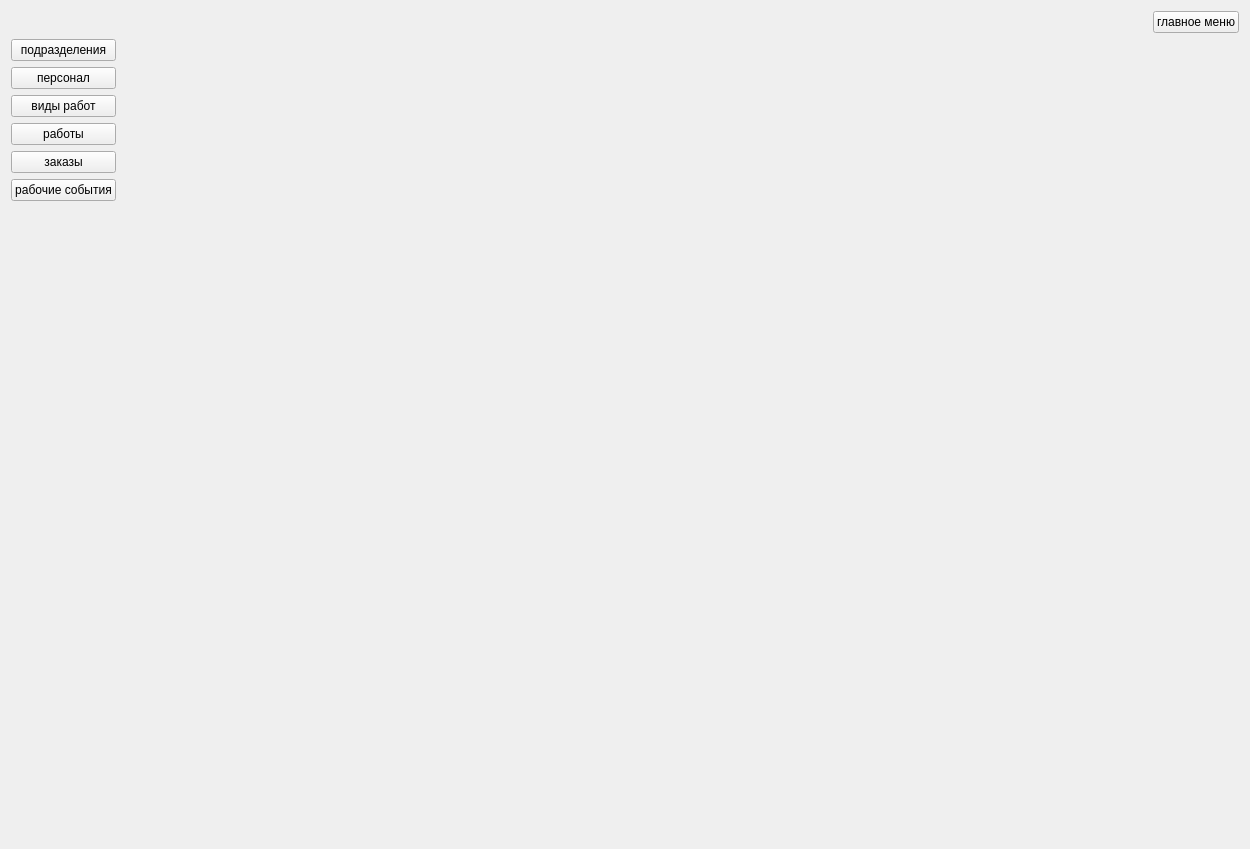
Old version of the form qt_assets/qt_forms/ui_report_generation_widget.ui in the repository kiadreams/work_assistent.
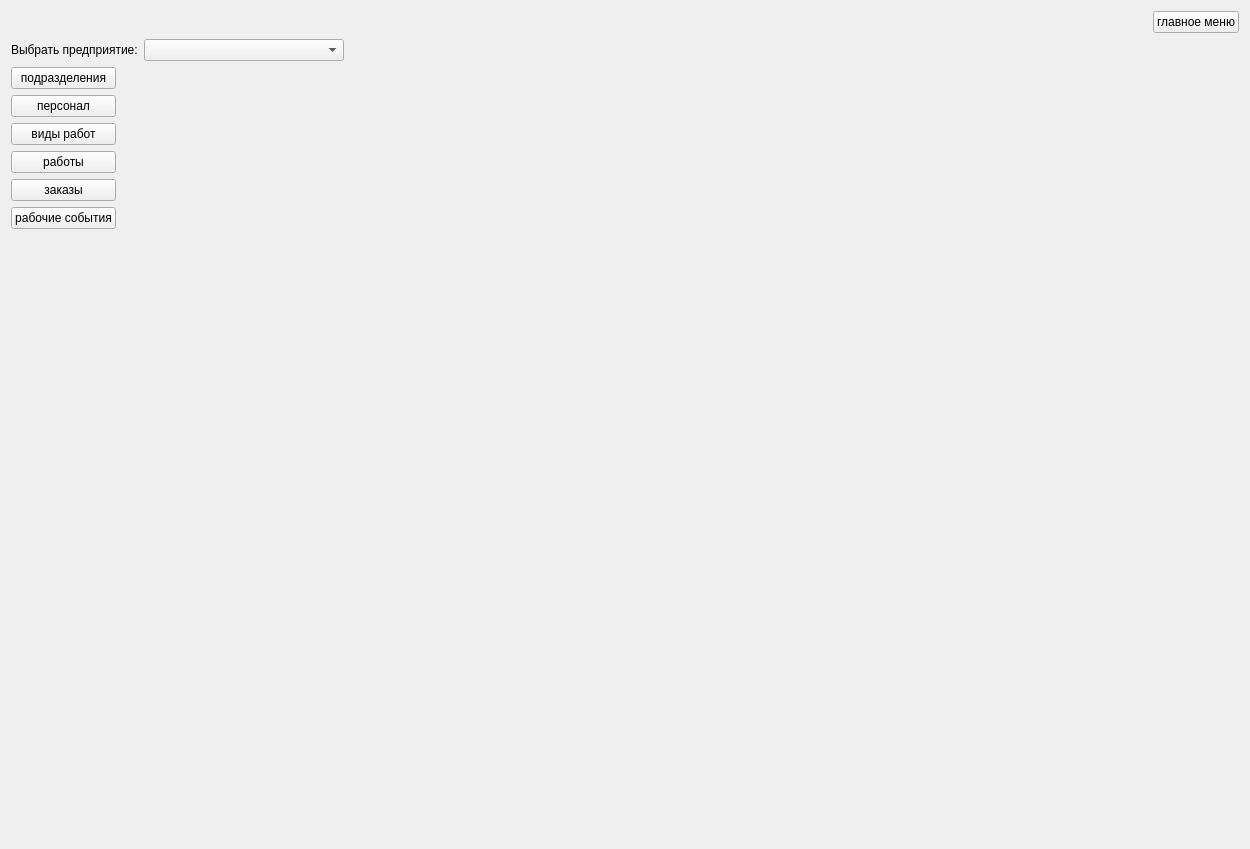
New version of the form.

What changed in the file:
```diff
--- a/qt_assets/qt_forms/ui_report_generation_widget.ui
+++ b/qt_assets/qt_forms/ui_report_generation_widget.ui
@@ -13,8 +13,10 @@
   <property name="windowTitle">
    <string>Form</string>
   </property>
-  <layout class="QGridLayout" name="gridLayout">
-   <item row="0" column="0">
+  <layout class="QVBoxLayout" name="verticalLayout_3">
+   <item>
+    <layout class="QVBoxLayout" name="verticalLayout_2">
+     <item>
     <layout class="QHBoxLayout" name="horizontalLayout">
      <item>
       <spacer name="horizontalSpacer_3">
@@ -38,10 +40,44 @@
      </item>
     </layout>
    </item>
-   <item row="1" column="0">
+     <item>
     <layout class="QHBoxLayout" name="horizontalLayout_2">
      <item>
-      <layout class="QVBoxLayout" name="verticalLayout_4">
+        <widget class="QLabel" name="label_prefix_company">
+         <property name="text">
+          <string>Выбрать предприятие:</string>
+         </property>
+        </widget>
+       </item>
+       <item>
+        <widget class="QComboBox" name="comboBox_company">
+         <property name="minimumSize">
+          <size>
+           <width>200</width>
+           <height>0</height>
+          </size>
+         </property>
+        </widget>
+       </item>
+       <item>
+        <spacer name="horizontalSpacer">
+         <property name="orientation">
+          <enum>Qt::Orientation::Horizontal</enum>
+         </property>
+         <property name="sizeHint" stdset="0">
+          <size>
+           <width>40</width>
+           <height>20</height>
+          </size>
+         </property>
+        </spacer>
+       </item>
+      </layout>
+     </item>
+     <item>
+      <layout class="QHBoxLayout" name="horizontalLayout_3">
+       <item>
+        <layout class="QVBoxLayout" name="verticalLayout">
        <item>
         <widget class="QPushButton" name="pushButton_services">
          <property name="text">
@@ -151,6 +187,8 @@
     </layout>
    </item>
   </layout>
+   </item>
+  </layout>
  </widget>
  <resources/>
  <connections/>
```
Left out of the diff: 25 changed lines with no effect on the pictures. Lines whose indentation alone changed are shown as unchanged.
